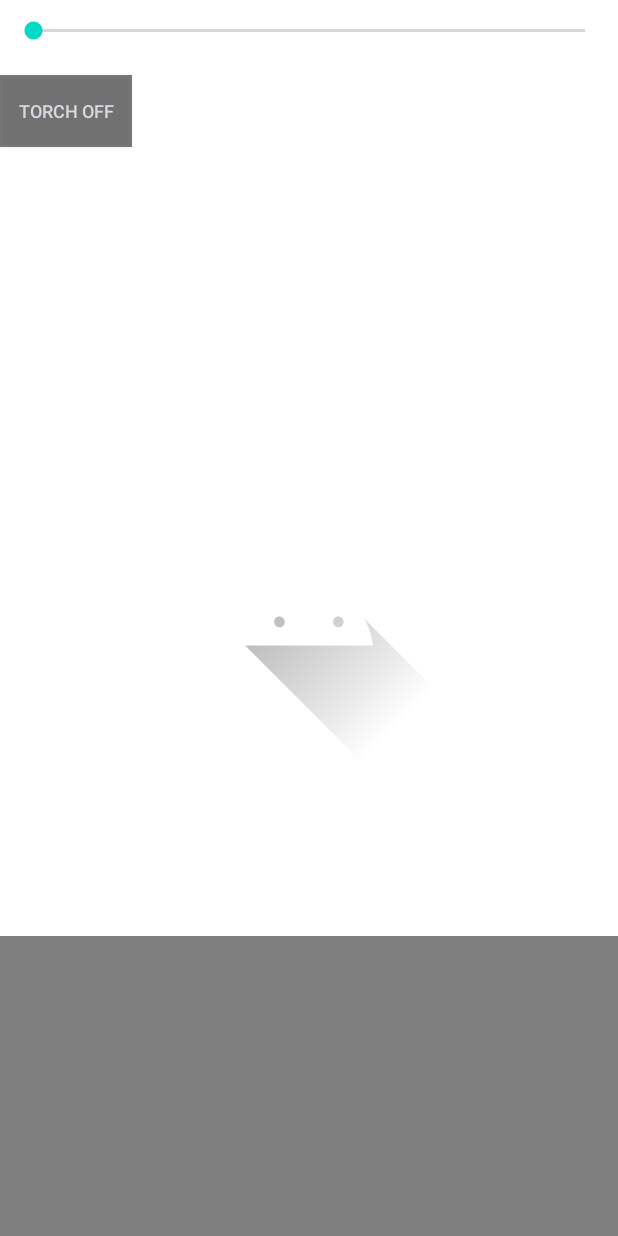
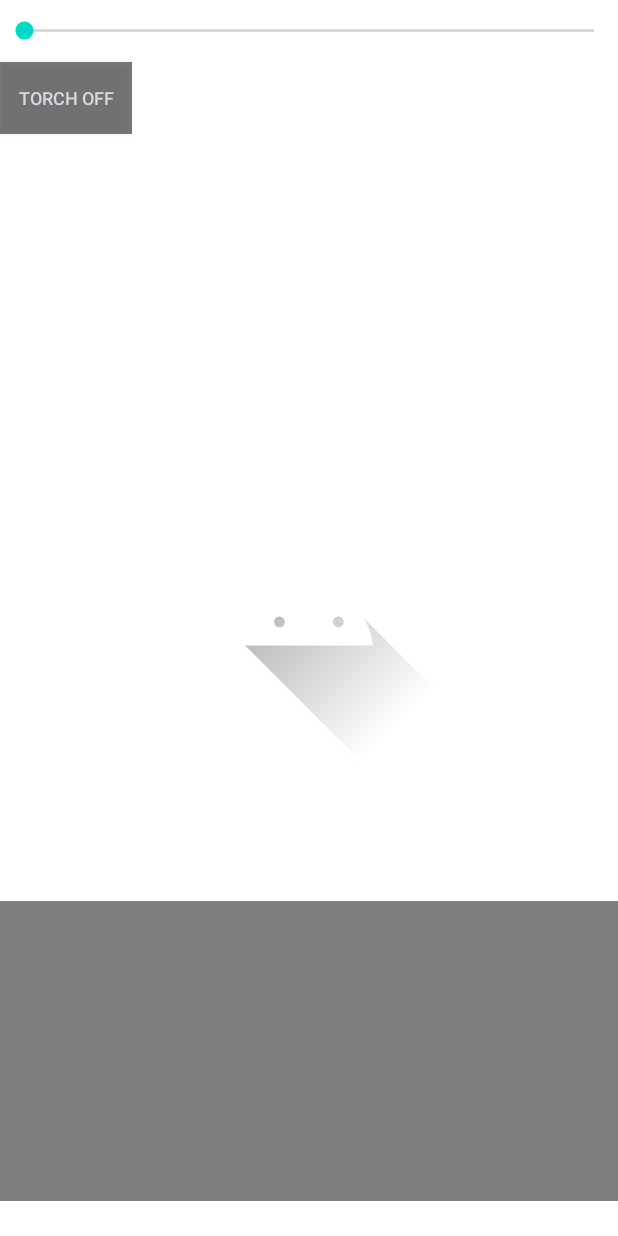
Before and after one commit to xulihang/dynamsoft-samples, an Android app: the layout activity_camera.xml on its own in the app's theme, with its tools: preview values and no code run, on a phone screen of 412 x 824 dp. Run offline under Robolectric (Android 15) with nearby library versions, the phone set to English and light mode, and no system bars; plain views replace PreviewView.

Commit message:
adjust layout

```diff
--- a/dbr/Android/CameraX/app/src/main/res/layout/activity_camera.xml
+++ b/dbr/Android/CameraX/app/src/main/res/layout/activity_camera.xml
@@ -19,21 +19,29 @@
         </androidx.camera.view.PreviewView>
     </FrameLayout>
 
-    <LinearLayout
+    <androidx.constraintlayout.widget.ConstraintLayout
+        android:id="@+id/resultContainer"
         android:layout_width="match_parent"
-        android:layout_height="match_parent">
+        android:layout_height="match_parent"
+        app:layout_constraintBottom_toBottomOf="parent"
+        app:layout_constraintEnd_toEndOf="parent"
+        app:layout_constraintStart_toStartOf="parent"
+        app:layout_constraintTop_toTopOf="parent">
 
         <TextView
             android:id="@+id/resultView"
             android:layout_width="match_parent"
             android:layout_height="200dp"
             android:layout_gravity="bottom"
+            android:layout_marginTop="65dp"
             android:background="#80000000"
             android:gravity="center"
             android:textColor="#9999ff"
-            android:textSize="12sp" />
-
-    </LinearLayout>
+            android:textSize="12sp"
+            app:layout_constraintBottom_toBottomOf="parent"
+            app:layout_constraintEnd_toEndOf="parent"
+            app:layout_constraintStart_toStartOf="parent"
+            app:layout_constraintTop_toBottomOf="@+id/imageView" />
 
         <ImageView
             android:id="@+id/imageView"
@@ -46,22 +54,22 @@
             app:layout_constraintStart_toStartOf="parent"
             app:layout_constraintTop_toTopOf="parent"
             app:srcCompat="@drawable/ic_launcher_foreground" />
+    </androidx.constraintlayout.widget.ConstraintLayout>
 
     <SeekBar
         android:id="@+id/zoomRatioSeekBar"
-        android:layout_width="400dp"
+        android:layout_width="match_parent"
         android:layout_height="41dp"
         android:max="100"
         android:progress="0"
-        app:layout_constraintEnd_toEndOf="parent"
-        app:layout_constraintStart_toStartOf="parent"
+        app:layout_constraintEnd_toStartOf="parent"
+        app:layout_constraintStart_toEndOf="parent"
         app:layout_constraintTop_toTopOf="parent" />
 
     <ToggleButton
         android:id="@+id/torchToggleButton"
         android:layout_width="wrap_content"
         android:layout_height="wrap_content"
-        android:layout_marginTop="50dp"
         android:background="#80000000"
         android:checked="false"
         android:onClick="torchToggled"
@@ -71,6 +79,6 @@
         android:textOn="Torch ON"
         android:textSize="12sp"
         app:layout_constraintStart_toStartOf="parent"
-        app:layout_constraintTop_toTopOf="parent" />
+        app:layout_constraintTop_toBottomOf="@+id/zoomRatioSeekBar" />
 
 </androidx.constraintlayout.widget.ConstraintLayout>
```
Lines whose indentation alone changed are shown as unchanged.
